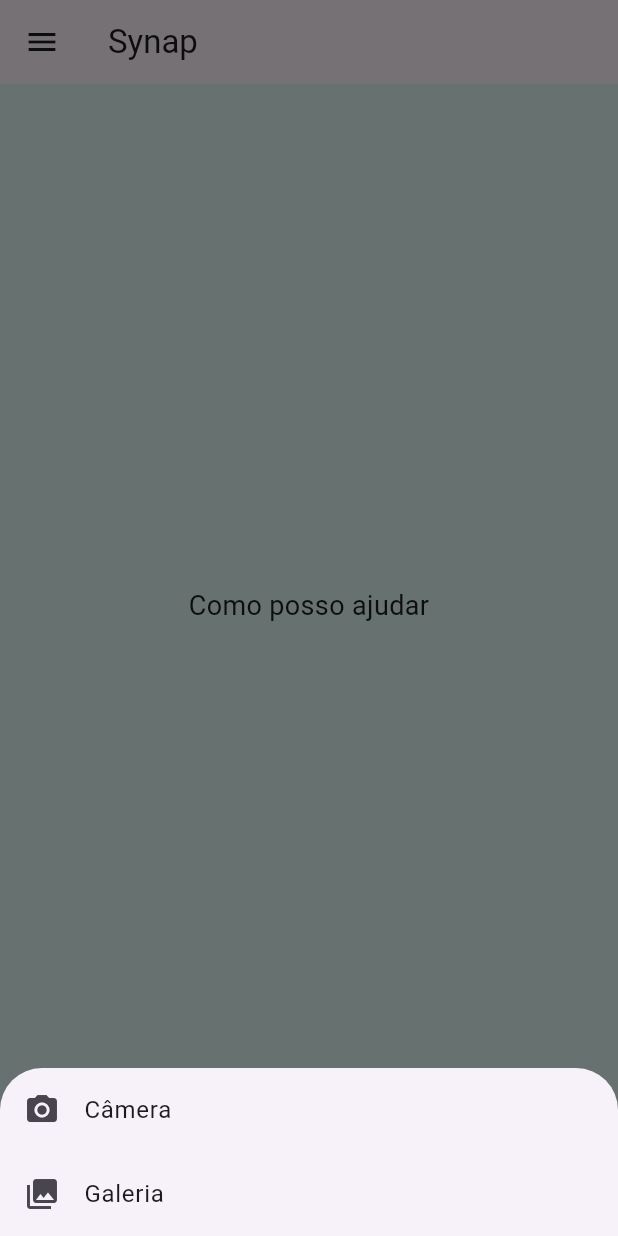
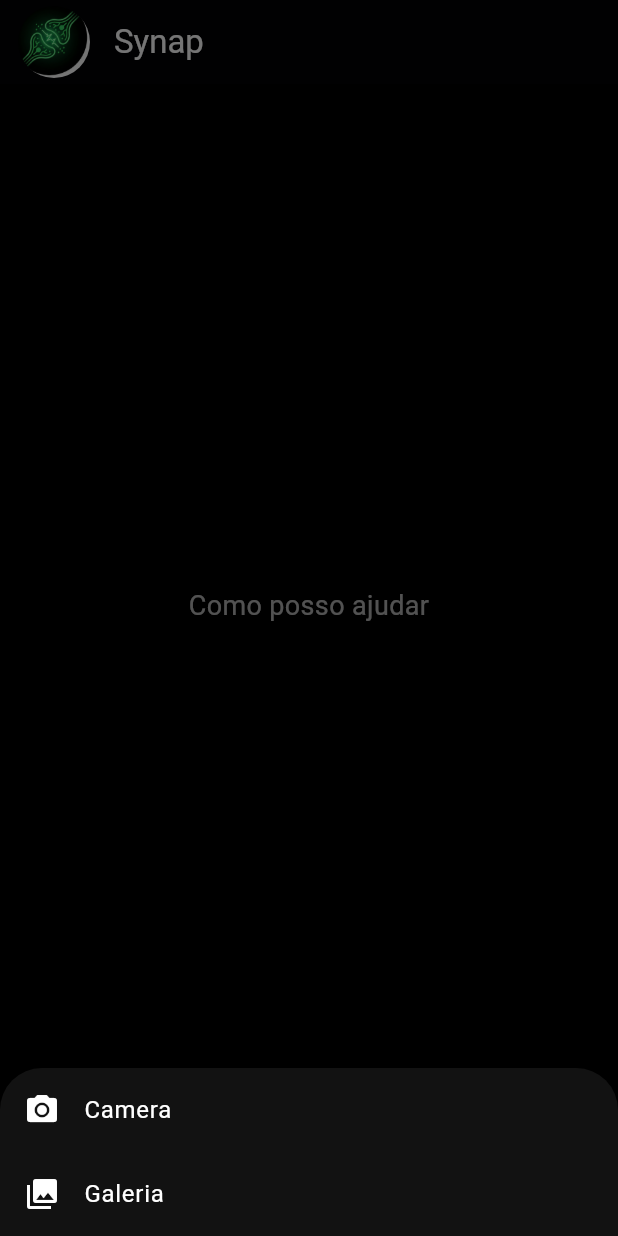
Before and after one commit to alissonKr/synap, a Flutter app: the screen it shows after launch, after a tap on the "add" icon, on a phone screen of 412 x 824 dp. Run offline on Flutter 3.47's test engine with Material 3 defaults, Android fonts, the light colour scheme and no system bars; our stand-ins replace drift, drift_flutter, flutter_riverpod, image_picker; accounts and stored records are empty; generated files the repository leaves out were written again.

Commit message:
add icon

```diff
--- a/frontend/lib/presentation/screens/chat_screen.dart
+++ b/frontend/lib/presentation/screens/chat_screen.dart
@@ -35,10 +35,18 @@ class ChatScreen extends StatefulWidget {
 }
 
 class _ChatScreenState extends State<ChatScreen> {
+  final GlobalKey<ScaffoldState> _scaffoldKey = GlobalKey<ScaffoldState>();
   final TextEditingController _messageController = TextEditingController();
   final ScrollController _scrollController = ScrollController();
   final List<Conversation> _conversations = [];
   final ImagePicker _imagePicker = ImagePicker();
+
+  static const Color _backgroundColor = Colors.black;
+  static const Color _surfaceColor = Color(0xFF121212);
+  static const Color _userBubbleColor = Color(0xFF1E1E1E);
+  static const Color _assistantBubbleColor = Color(0xFF2A2A2A);
+  static const Color _textPrimary = Colors.white;
+  static const Color _textSecondary = Colors.white70;
 
   int _selectedConversationIndex = -1;
   bool _isDraftActive = true;
@@ -76,6 +84,17 @@ class _ChatScreenState extends State<ChatScreen> {
     });
   }
 
+  void _toggleDrawer() {
+    final scaffoldState = _scaffoldKey.currentState;
+    if (scaffoldState == null) return;
+
+    if (scaffoldState.isDrawerOpen) {
+      Navigator.of(context).pop();
+    } else {
+      scaffoldState.openDrawer();
+    }
+  }
+
   void _selectConversation(int index) {
     setState(() {
       _selectedConversationIndex = index;
@@ -92,16 +111,36 @@ class _ChatScreenState extends State<ChatScreen> {
       context: context,
       builder: (context) {
         return AlertDialog(
-          title: const Text('Rename conversation'),
+          backgroundColor: _surfaceColor,
+          title: const Text(
+            'Rename conversation',
+            style: TextStyle(color: _textPrimary),
+          ),
           content: TextField(
             controller: controller,
             autofocus: true,
-            decoration: const InputDecoration(hintText: 'Conversation title'),
+            style: const TextStyle(color: _textPrimary),
+            cursorColor: _textPrimary,
+            decoration: InputDecoration(
+              hintText: 'Conversation title',
+              hintStyle: const TextStyle(color: _textSecondary),
+              enabledBorder: OutlineInputBorder(
+                borderSide: const BorderSide(color: Colors.white24),
+                borderRadius: BorderRadius.circular(12),
+              ),
+              focusedBorder: OutlineInputBorder(
+                borderSide: const BorderSide(color: Colors.white54),
+                borderRadius: BorderRadius.circular(12),
+              ),
+            ),
           ),
           actions: [
             TextButton(
               onPressed: () => Navigator.of(context).pop(),
-              child: const Text('Cancel'),
+              child: const Text(
+                'Cancel',
+                style: TextStyle(color: _textSecondary),
+              ),
             ),
             TextButton(
               onPressed: () {
@@ -110,7 +149,10 @@ class _ChatScreenState extends State<ChatScreen> {
                   Navigator.of(context).pop(text);
                 }
               },
-              child: const Text('Save'),
+              child: const Text(
+                'Save',
+                style: TextStyle(color: _textPrimary),
+              ),
             ),
           ],
         );
@@ -214,21 +256,28 @@ class _ChatScreenState extends State<ChatScreen> {
   void _showImageSourceSheet() {
     showModalBottomSheet<void>(
       context: context,
+      backgroundColor: _surfaceColor,
       builder: (context) {
         return SafeArea(
           child: Wrap(
             children: [
               ListTile(
-                leading: const Icon(Icons.photo_camera),
-                title: const Text('Câmera'),
+                leading: const Icon(Icons.photo_camera, color: _textPrimary),
+                title: const Text(
+                  'Camera',
+                  style: TextStyle(color: _textPrimary),
+                ),
                 onTap: () {
                   Navigator.of(context).pop();
                   _pickImage(ImageSource.camera);
                 },
               ),
               ListTile(
-                leading: const Icon(Icons.photo_library),
-                title: const Text('Galeria'),
+                leading: const Icon(Icons.photo_library, color: _textPrimary),
+                title: const Text(
+                  'Galeria',
+                  style: TextStyle(color: _textPrimary),
+                ),
                 onTap: () {
                   Navigator.of(context).pop();
                   _pickImage(ImageSource.gallery);
@@ -241,6 +290,7 @@ class _ChatScreenState extends State<ChatScreen> {
     );
   }
 
+
   String _deriveTitle(String message) {
     final trimmed = message.trim();
     if (trimmed.isEmpty) return 'Novo chat';
@@ -252,6 +302,7 @@ class _ChatScreenState extends State<ChatScreen> {
 
   Widget _buildDrawer() {
     return Drawer(
+      backgroundColor: _surfaceColor,
       child: SafeArea(
         child: Column(
           children: [
@@ -261,6 +312,13 @@ class _ChatScreenState extends State<ChatScreen> {
                 width: double.infinity,
                 child: ElevatedButton.icon(
                   onPressed: _startDraft,
+                  style: ElevatedButton.styleFrom(
+                    backgroundColor: _userBubbleColor,
+                    foregroundColor: _textPrimary,
+                    shape: RoundedRectangleBorder(
+                      borderRadius: BorderRadius.circular(12),
+                    ),
+                  ),
                   icon: const Icon(Icons.add),
                   label: const Text('Novo chat'),
                 ),
@@ -271,7 +329,7 @@ class _ChatScreenState extends State<ChatScreen> {
                   ? const Center(
                       child: Text(
                         'Nenhuma conversa ainda',
-                        style: TextStyle(color: Colors.black54),
+                        style: TextStyle(color: _textSecondary),
                         textAlign: TextAlign.center,
                       ),
                     )
@@ -282,18 +340,24 @@ class _ChatScreenState extends State<ChatScreen> {
                         final isSelected = index == _selectedConversationIndex;
                         return ListTile(
                           selected: isSelected,
-                          title: Text(conversation.title),
+                          selectedTileColor: Colors.white10,
+                          title: Text(
+                            conversation.title,
+                            style: const TextStyle(color: _textPrimary),
+                          ),
                           onTap: () => _selectConversation(index),
                           trailing: Row(
                             mainAxisSize: MainAxisSize.min,
                             children: [
                               IconButton(
                                 icon: const Icon(Icons.edit),
+                                color: _textSecondary,
                                 tooltip: 'Rename',
                                 onPressed: () => _renameConversation(index),
                               ),
                               IconButton(
                                 icon: const Icon(Icons.delete),
+                                color: _textSecondary,
                                 tooltip: 'Delete',
                                 onPressed: () => _deleteConversation(index),
                               ),
@@ -309,6 +373,13 @@ class _ChatScreenState extends State<ChatScreen> {
                 width: double.infinity,
                 child: OutlinedButton(
                   onPressed: _conversations.isEmpty ? null : _clearConversations,
+                  style: OutlinedButton.styleFrom(
+                    foregroundColor: _textPrimary,
+                    side: const BorderSide(color: Colors.white24),
+                    shape: RoundedRectangleBorder(
+                      borderRadius: BorderRadius.circular(12),
+                    ),
+                  ),
                   child: const Text('Clear conversations'),
                 ),
               ),
@@ -319,6 +390,7 @@ class _ChatScreenState extends State<ChatScreen> {
     );
   }
 
+
   Widget _buildMessagesArea() {
     final conversation = _selectedConversation;
     final messages = conversation?.messages ?? <ChatMessage>[];
@@ -328,7 +400,10 @@ class _ChatScreenState extends State<ChatScreen> {
         child: Text(
           _currentWelcomeMessage,
           textAlign: TextAlign.center,
-          style: const TextStyle(fontSize: 18),
+          style: const TextStyle(
+            fontSize: 18,
+            color: _textSecondary,
+          ),
         ),
       );
     }
@@ -345,9 +420,7 @@ class _ChatScreenState extends State<ChatScreen> {
         final alignment = isUser
             ? MainAxisAlignment.end
             : MainAxisAlignment.start;
-        final bubbleColor = isUser
-            ? Colors.blue.shade100.withOpacity(0.8)
-            : Colors.grey.shade200;
+        final bubbleColor = isUser ? _userBubbleColor : _assistantBubbleColor;
         final maxWidth = MediaQuery.of(context).size.width * 0.75;
         final imageMaxWidth = MediaQuery.of(context).size.width * 0.7;
         final constrainedImageWidth = min(maxWidth, imageMaxWidth);
@@ -391,7 +464,7 @@ class _ChatScreenState extends State<ChatScreen> {
                             padding: const EdgeInsets.all(12),
                             child: Text(
                               message.text,
-                              style: const TextStyle(color: Colors.black87),
+                              style: const TextStyle(color: _textPrimary),
                             ),
                           ),
                         ),
@@ -410,7 +483,8 @@ class _ChatScreenState extends State<ChatScreen> {
     final hasConversationOrDraft = _selectedConversation != null || _isDraftActive;
 
     return SafeArea(
-      child: Padding(
+      child: Container(
+        color: _backgroundColor,
         padding: const EdgeInsets.all(12),
         child: Column(
           mainAxisSize: MainAxisSize.min,
@@ -447,13 +521,13 @@ class _ChatScreenState extends State<ChatScreen> {
                             },
                             icon: Container(
                               decoration: BoxDecoration(
-                                color: Colors.black54,
+                                color: Colors.white24,
                                 borderRadius: BorderRadius.circular(12),
                               ),
                               padding: const EdgeInsets.all(4),
                               child: const Icon(
                                 Icons.close,
-                                color: Colors.white,
+                                color: _textPrimary,
                                 size: 14,
                               ),
                             ),
@@ -470,14 +544,37 @@ class _ChatScreenState extends State<ChatScreen> {
                   onPressed:
                       hasConversationOrDraft ? _showImageSourceSheet : null,
                   icon: const Icon(Icons.add),
+                  color: _textSecondary,
                 ),
                 Expanded(
                   child: TextField(
                     controller: _messageController,
                     enabled: hasConversationOrDraft,
-                    decoration: const InputDecoration(
+                    style: const TextStyle(color: _textPrimary),
+                    cursorColor: _textPrimary,
+                    decoration: InputDecoration(
                       hintText: 'Message',
-                      border: OutlineInputBorder(),
+                      hintStyle: const TextStyle(color: _textSecondary),
+                      filled: true,
+                      fillColor: _surfaceColor,
+                      contentPadding:
+                          const EdgeInsets.symmetric(horizontal: 16, vertical: 12),
+                      border: OutlineInputBorder(
+                        borderRadius: BorderRadius.circular(24),
+                        borderSide: const BorderSide(color: Colors.white24),
+                      ),
+                      enabledBorder: OutlineInputBorder(
+                        borderRadius: BorderRadius.circular(24),
+                        borderSide: const BorderSide(color: Colors.white24),
+                      ),
+                      focusedBorder: OutlineInputBorder(
+                        borderRadius: BorderRadius.circular(24),
+                        borderSide: const BorderSide(color: Colors.white54),
+                      ),
+                      disabledBorder: OutlineInputBorder(
+                        borderRadius: BorderRadius.circular(24),
+                        borderSide: const BorderSide(color: Colors.white10),
+                      ),
                       isDense: true,
                     ),
                     onSubmitted: (_) => _sendMessage(),
@@ -487,6 +584,7 @@ class _ChatScreenState extends State<ChatScreen> {
                 IconButton(
                   onPressed: hasConversationOrDraft ? _sendMessage : null,
                   icon: const Icon(Icons.send),
+                  color: _textPrimary,
                 ),
               ],
             ),
@@ -496,14 +594,35 @@ class _ChatScreenState extends State<ChatScreen> {
     );
   }
 
+
   @override
   Widget build(BuildContext context) {
     return Scaffold(
+      key: _scaffoldKey,
       appBar: AppBar(
-        title: const Text('Synap'),
+        backgroundColor: _backgroundColor,
+        elevation: 0.5,
+        leadingWidth: 60,
+        leading: Padding(
+          padding: const EdgeInsets.only(left: 12),
+          child: InkWell(
+            onTap: _toggleDrawer,
+            customBorder: const CircleBorder(),
+            child: const CircleAvatar(
+              radius: 16,
+              backgroundImage: AssetImage('assets/logos/synap.redondo.png'),
+              backgroundColor: Colors.transparent,
+            ),
+          ),
+        ),
+        title: const Text(
+          'Synap',
+          style: TextStyle(color: _textPrimary),
+        ),
+        iconTheme: const IconThemeData(color: _textPrimary),
       ),
       drawer: _buildDrawer(),
-      backgroundColor: const Color(0xFFE0F7F4),
+      backgroundColor: _backgroundColor,
       body: Column(
         children: [
           Expanded(child: _buildMessagesArea()),
--- a/frontend/pubspec.yaml
+++ b/frontend/pubspec.yaml
@@ -67,6 +67,8 @@ flutter:
   # included with your application, so that you can use the icons in
   # the material Icons class.
   uses-material-design: true
+  assets:
+    - assets/logos/
 
   # To add assets to your application, add an assets section, like this:
   # assets:
```
Also changed, not shown: frontend/assets/logos/synap.logo.png (added), frontend/assets/logos/synap.redondo.png (added), 1 other file.
